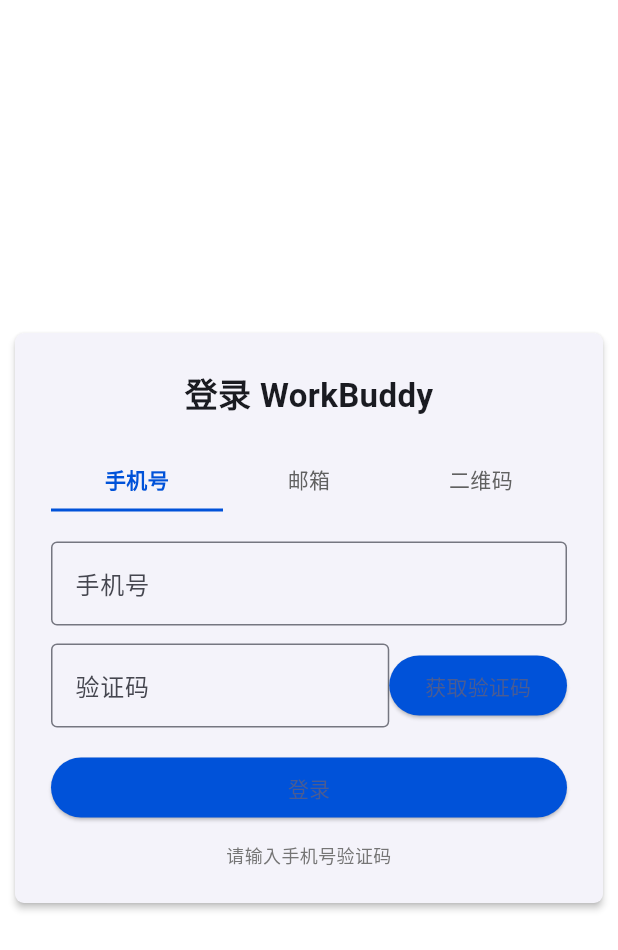
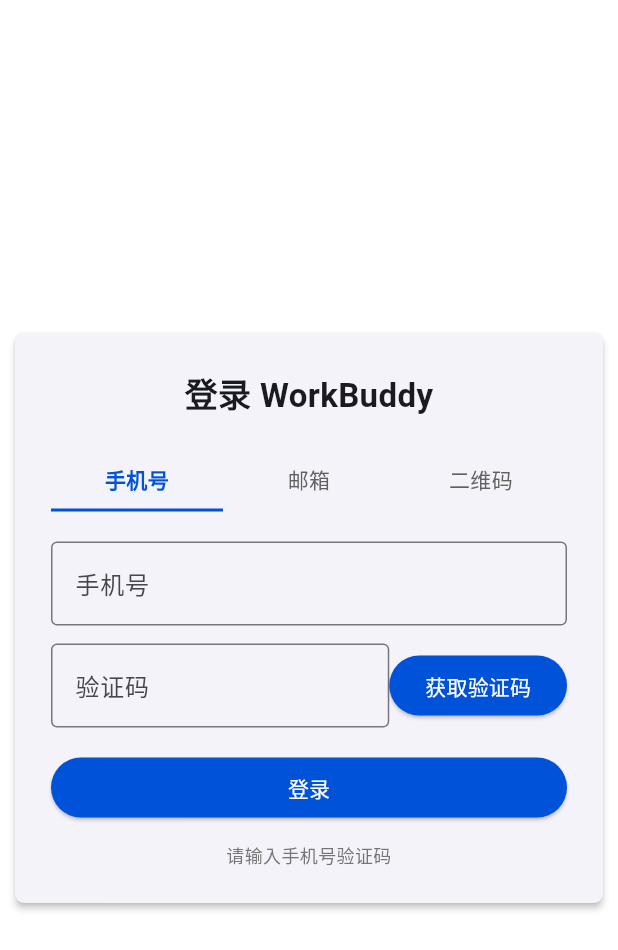
Before and after one commit to alone8199/workbuddy-flutter, a Flutter app: the screen it shows after launch, after a tap on "登录", after a tap on "手机号", on a phone screen of 412 x 824 dp. Shown: the top 950 px of the screen. Run offline on Flutter 3.47's test engine with Material 2 defaults, Android fonts, the phone set to English and light mode, and no system bars; our stand-ins replace dio, flutter_markdown, flutter_riverpod, flutter_secure_storage, qr_flutter, synchronized; network calls fail.

Commit message:
fix(ui): 修复登录按钮蓝底蓝字 + 接入详细日志
- 按钮显式 foregroundColor 白色，解决字看不到
- 新增 AppLogger（控制台+文件双输出，脱敏）+ 网络日志拦截器
- 登录失败不再吞异常，UI 显示具体原因；全局异常兜底
- 二维码失败态展示明确错误提示与日志路径

```diff
--- a/lib/auth/auth_repository.dart
+++ b/lib/auth/auth_repository.dart
@@ -2,6 +2,7 @@ import '../network/client.dart';
 import '../network/endpoints.dart';
 import '../network/api_error.dart';
 import '../models/auth.dart';
+import '../util/app_logger.dart';
 
 /// 认证接口封装：state / token 轮询 / refresh / handoff / finalize / 发码 / 换码。
 /// TODO(dynamic-capture): prefixPath、expiresIn 单位、各登录方式完整 authz 顺序需抓包；
@@ -53,6 +54,7 @@ class AuthRepository {
 
   /// 生成设备码（扫码确认登录第一步）。
   Future<Map<String, dynamic>> deviceAuthCode() async {
+    AppLogger.instance.i('AUTH_REPO', 'POST deviceAuthCode → ${env.deviceAuthCode}');
     final r = await net.dio.post<dynamic>(env.deviceAuthCode);
     return (r.data is Map) ? Map<String, dynamic>.from(r.data as Map) : <String, dynamic>{};
   }
--- a/lib/auth/login_methods/passwordless_login.dart
+++ b/lib/auth/login_methods/passwordless_login.dart
@@ -2,6 +2,7 @@ import 'dart:async';
 
 import '../../models/auth.dart';
 import '../../network/api_error.dart';
+import '../../util/app_logger.dart';
 import '../auth_repository.dart';
 import '../login_state_machine.dart';
 import '../login_controller.dart';
@@ -39,10 +40,13 @@ class PasswordlessLoginController extends LoginController {
   }
 
   Future<void> _sendCode(String account) async {
+    final log = AppLogger.instance;
+    log.i('CODE_LOGIN', '发码 target=${target.name} account=${AppLogger.mask(account)}');
     setState(state.copyWith(loading: true));
     emit(EffectShowMessage('正在发送验证码…'));
     try {
       final resp = await repo.sendCode(target, account);
+      log.i('CODE_LOGIN', '发码响应: ${AppLogger.truncate(resp)}');
       // 倒计时：优先用响应里的 interval/cooldown（秒），否则 60s。
       final dynamic interval = resp['interval'] ?? resp['cooldown'] ?? resp['resendInterval'];
       final seconds = interval is num ? interval.toInt() : 60;
@@ -51,8 +55,10 @@ class PasswordlessLoginController extends LoginController {
       emit(EffectStartCountdown(seconds));
       _startCountdown(seconds);
     } on ApiFailure catch (f) {
+      log.w('CODE_LOGIN', '发码失败 ApiFailure: ${f.apiError}', f);
       fail(f.apiError.message);
-    } catch (_) {
+    } catch (e, st) {
+      log.e('CODE_LOGIN', '发码网络异常: $e', e, st);
       fail('网络异常，发送失败，请重试');
     }
   }
@@ -70,6 +76,7 @@ class PasswordlessLoginController extends LoginController {
         succeed(tokens);
       }
     } on ApiFailure catch (f) {
+      AppLogger.instance.w('CODE_LOGIN', '验证失败 ApiFailure: ${f.apiError}', f);
       // 验证码错回 PendingInput 让用户重填，不直接终止流程。
       if (f.apiError.code == ApiErrorCode.invalidCaptcha) {
         setState(state.copyWith(loading: false, message: f.apiError.message));
@@ -77,7 +84,8 @@ class PasswordlessLoginController extends LoginController {
       } else {
         fail(f.apiError.message);
       }
-    } catch (_) {
+    } catch (e, st) {
+      AppLogger.instance.e('CODE_LOGIN', '验证网络异常: $e', e, st);
       fail('网络异常，验证失败，请重试');
     }
   }
--- a/lib/auth/login_methods/webview_oauth_login.dart
+++ b/lib/auth/login_methods/webview_oauth_login.dart
@@ -1,4 +1,5 @@
 import '../../models/auth.dart';
+import '../../util/app_logger.dart';
 import '../auth_repository.dart';
 import '../login_state_machine.dart';
 import '../login_controller.dart';
@@ -89,7 +90,10 @@ class WebViewOAuthLoginController extends LoginController {
       // code/ticket → token：handoff（一次性码）或 finalize（ticket）。
       final tokens = await repo.handoff(codeOrTicket);
       succeed(tokens);
-    } catch (_) {
+    } catch (e, st) {
+      AppLogger.instance.e('WEBVIEW_LOGIN',
+          '换取凭证失败 target=${target.name} code=${AppLogger.mask(codeOrTicket)}: $e',
+          e, st);
       fail('换取登录凭证失败，请重试');
     }
   }
--- a/lib/main.dart
+++ b/lib/main.dart
@@ -1,4 +1,5 @@
 import 'package:flutter/material.dart';
+import 'package:flutter/foundation.dart';
 import 'package:flutter_riverpod/flutter_riverpod.dart';
 
 import 'app.dart';
@@ -7,10 +8,23 @@ import 'network/client.dart';
 import 'auth/token_manager.dart';
 import 'auth/auth_repository.dart';
 import 'storage/secure_storage.dart';
+import 'util/app_logger.dart';
 
 Future<void> main() async {
   WidgetsFlutterBinding.ensureInitialized();
 
+  // 日志：同时输出到控制台与磁盘文件；捕获 Flutter 框架异常与异步未捕获异常。
+  final log = AppLogger.instance;
+  await log.init();
+  FlutterError.onError = (details) {
+    FlutterError.presentError(details);
+    log.e('FLUTTER', '未捕获的框架异常: ${details.exceptionAsString()}',
+        details.exception, details.stack);
+  };
+  PlatformDispatcher.instance.onError = (error, stack) {
+    log.e('FLUTTER', '未捕获的异步异常: $error', error, stack);
+    return true;
+  };
   final storage = SecureStorage();
   final tokenManager = TokenManager(storage);
   await tokenManager.load();
@@ -18,6 +32,7 @@ Future<void> main() async {
   // 环境：默认 prod，可从 dart-define 覆盖（--dart-define=WB_ENV=pre）。
   const envName = String.fromEnvironment('WB_ENV', defaultValue: 'prod');
   final env = Environment.fromString(envName);
+  log.i('APP', '启动：env=$envName api=${env.api} 日志文件=${log.filePath}');
 
   late final AuthRepository authRepo;
 
--- a/lib/network/client.dart
+++ b/lib/network/client.dart
@@ -6,6 +6,7 @@ import 'interceptor/auth_interceptor.dart';
 import 'interceptor/retry_interceptor.dart';
 import 'interceptor/error_interceptor.dart';
 import 'interceptor/cookie/cookie_store.dart';
+import 'interceptor/logging_interceptor.dart';
 
 /// 全局网络客户端：dio 实例 + 拦截器链编排（设计文档 2.3 方案 C）。
 /// - baseUrl 按 Environment 多环境切换；
@@ -56,6 +57,8 @@ class NetworkClient {
       noAuthPaths: noAuthPaths,
     );
     dio.interceptors.addAll(<Interceptor>[
+      // 放最前：onRequest 最先记录原始请求；onError 最后记录归一化后的错误。
+      LoggingInterceptor(),
       HeaderInterceptor(
         appVersion: appVersion,
         language: language,
--- /dev/null
+++ b/lib/network/interceptor/logging_interceptor.dart
@@ -0,0 +1,95 @@
+import 'package:dio/dio.dart';
+
+import '../../util/app_logger.dart';
+
+/// 网络链路日志拦截器：记录每个请求的完整特征与结果，失败时打印原始响应体，
+/// 让"网络异常，二维码获取失败"这类笼统提示能被定位到具体 URL / 状态码 / body。
+///
+/// 放在拦截器链最前面（onRequest 最先执行、onError 最后执行），因此能看到
+/// HeaderInterceptor 注入之前的原始请求，也能看到 ErrorInterceptor 归一化之后
+/// 的错误。脱敏由 [AppLogger.mask] 处理。
+class LoggingInterceptor extends Interceptor {
+  final AppLogger _log = AppLogger.instance;
+  final bool logHeaders;
+  final bool logBody;
+
+  LoggingInterceptor({this.logHeaders = true, this.logBody = true});
+
+  static const String _startKey = 'wb_log_start_ms';
+
+  @override
+  void onRequest(RequestOptions options, RequestInterceptorHandler handler) {
+    options.extra[_startKey] = DateTime.now().millisecondsSinceEpoch;
+    const tag = 'NET';
+    _log.i(tag, '→ ${options.method} ${options.uri}');
+    if (logHeaders) {
+      _log.d(tag, '  请求头: ${_maskHeaders(options.headers)}');
+    }
+    if (logBody && options.data != null) {
+      _log.d(tag, '  请求体: ${AppLogger.truncate(options.data)}');
+    }
+    handler.next(options);
+  }
+
+  @override
+  void onResponse(Response response, ResponseInterceptorHandler handler) {
+    final start = response.requestOptions.extra[_startKey] as int?;
+    final cost = start == null
+        ? '?ms'
+        : '${DateTime.now().millisecondsSinceEpoch - start}ms';
+    final uri = response.requestOptions.uri;
+    _log.i(
+      'NET',
+      '← ${response.statusCode} ${response.requestOptions.method} $uri ($cost)',
+    );
+    if (logBody) {
+      _log.d('NET', '  响应体: ${AppLogger.truncate(response.data)}');
+    }
+    handler.next(response);
+  }
+
+  @override
+  void onError(DioException err, ErrorInterceptorHandler handler) {
+    final start = err.requestOptions.extra[_startKey] as int?;
+    final cost = start == null
+        ? '?ms'
+        : '${DateTime.now().millisecondsSinceEpoch - start}ms';
+    final uri = err.requestOptions.uri;
+    final status = err.response?.statusCode;
+    final apiError = err.requestOptions.extra['apiError'];
+
+    _log.e(
+      'NET',
+      '✖ ${err.requestOptions.method} $uri '
+      '(${err.type.name}${status == null ? '' : ', HTTP $status'}, $cost) '
+      'message=${err.message}',
+      err.error,
+      err.stackTrace,
+    );
+    if (apiError != null) {
+      _log.e('NET', '  归一化错误: $apiError');
+    }
+    if (err.response != null) {
+      _log.e('NET', '  原始响应体: ${AppLogger.truncate(err.response!.data)}');
+    }
+    if (logHeaders) {
+      _log.d('NET', '  请求头: ${_maskHeaders(err.requestOptions.headers)}');
+    }
+    handler.next(err);
+  }
+
+  /// 对敏感头脱敏后输出，避免 token/cookie 落盘。
+  String _maskHeaders(Map<String, dynamic> headers) {
+    final sensitive = <String>{
+      'authorization',
+      'cookie',
+      'set-cookie',
+      'x-device-token',
+      'x-auth-token',
+    };
+    return headers.map((k, v) {
+      final masked = sensitive.contains(k.toLowerCase()) ? AppLogger.mask(v?.toString()) : v;
+      return MapEntry<String, dynamic>(k, masked);
+    }).toString();
+  }
+}
--- a/lib/ui/login_page.dart
+++ b/lib/ui/login_page.dart
@@ -30,6 +30,16 @@ class _LoginPageState extends State<LoginPage> {
   // 登录页样式常量（贴合原 TDesign 主蓝 #0052D9，圆角 6，正文 14）
   static const Color _primary = Color(0xFF0052D9);
   static const double _radius = 6.0;
+
+  /// 统一主按钮样式：显式指定白色前景色。
+  /// 之前只设 backgroundColor，Material 3 下 foregroundColor 由 colorScheme 推导，
+  /// 在 win32 桌面渲染时被算成与底色接近的蓝，导致"字看不到"。显式固定为白色。
+  ButtonStyle get _primaryButton => ElevatedButton.styleFrom(
+        backgroundColor: _primary,
+        foregroundColor: Colors.white,
+        disabledBackgroundColor: _primary.withOpacity(0.5),
+        disabledForegroundColor: Colors.white70,
+      );
 
   @override
   void initState() {
@@ -217,7 +227,7 @@ class _LoginPageState extends State<LoginPage> {
             ),
             const SizedBox(height: 8),
             ElevatedButton(
-              style: ElevatedButton.styleFrom(backgroundColor: _primary),
+              style: _primaryButton,
               onPressed: st.countdown > 0
                   ? null
                   : () => _controller!.dispatch(LoginSendCode(_account.text.trim())),
@@ -229,7 +239,7 @@ class _LoginPageState extends State<LoginPage> {
         SizedBox(
           width: double.infinity,
           child: ElevatedButton(
-            style: ElevatedButton.styleFrom(backgroundColor: _primary),
+            style: _primaryButton,
             onPressed: st.loading
                 ? null
                 : () => _controller!.dispatch(LoginSubmitCode(_code.text.trim())),
@@ -242,6 +252,7 @@ class _LoginPageState extends State<LoginPage> {
 
   Widget _buildQr(LoginUiState st) {
     final qr = st.qrContent;
+    final failed = st.phase == LoginPhase.failed;
     return Column(
       children: <Widget>[
         if (qr != null)
@@ -250,16 +261,31 @@ class _LoginPageState extends State<LoginPage> {
           Container(
             height: 180,
             alignment: Alignment.center,
+            padding: const EdgeInsets.symmetric(horizontal: 16),
             color: Colors.grey[100],
-            child: const Text('二维码加载中…'),
+            child: Text(
+              failed ? '二维码获取失败' : '二维码加载中…',
+              textAlign: TextAlign.center,
+              style: TextStyle(
+                fontSize: 13,
+                color: failed ? Colors.red[700] : Colors.grey[700],
+              ),
+            ),
           ),
         const SizedBox(height: 12),
-        if (st.phase == LoginPhase.failed || st.qrContent == null)
-          ElevatedButton(
-            style: ElevatedButton.styleFrom(backgroundColor: _primary),
-            onPressed: () => _controller!.dispatch(LoginRetry()),
-            child: const Text('刷新二维码'),
+        ElevatedButton(
+          style: _primaryButton,
+          onPressed: () => _controller!.dispatch(LoginRetry()),
+          child: const Text('刷新二维码'),
+        ),
+        if (failed) ...<Widget>[
+          const SizedBox(height: 8),
+          Text(
+            '失败原因详见日志（用户目录 .workbuddy/logs/app.log）',
+            style: TextStyle(fontSize: 11, color: Colors.grey[600]),
+            textAlign: TextAlign.center,
           ),
+        ],
       ],
     );
   }
--- /dev/null
+++ b/lib/util/app_logger.dart
@@ -0,0 +1,148 @@
+import 'dart:async';
+import 'dart:developer' as dev;
+import 'dart:io';
+
+/// 日志等级（数值越大越严重）。
+enum LogLevel {
+  debug(0),
+  info(1),
+  warn(2),
+  error(3);
+
+  const LogLevel(this.value);
+  final int value;
+}
+
+/// 全局日志器：同时输出到控制台（dart:developer，flutter run / IDE 可见）
+/// 与磁盘文件（Windows 用户目录下 .workbuddy/logs/app.log，双击运行也能查）。
+///
+/// 设计要点：
+///  - 单例，main() 启动时 [init] 一次；未初始化也能用（仅控制台），不会崩。
+///  - 敏感头/字段统一脱敏（[mask]），避免 token/cookie 落盘。
+///  - error 级自动 flush，保证崩溃前关键日志已写盘。
+///  - 不依赖 path_provider（避免 Dart 3 传递依赖冲突），直接用 dart:io。
+class AppLogger {
+  static final AppLogger instance = AppLogger._internal();
+  AppLogger._internal();
+
+  LogLevel _minLevel = LogLevel.debug;
+  bool _toConsole = true;
+  IOSink? _sink;
+  String? _filePath;
+  bool _initialized = false;
+
+  String get filePath => _filePath ?? '(未初始化，仅控制台输出)';
+
+  Future<void> init({
+    LogLevel minLevel = LogLevel.debug,
+    bool toConsole = true,
+  }) async {
+    if (_initialized) return;
+    _initialized = true;
+    _minLevel = minLevel;
+    _toConsole = toConsole;
+    try {
+      final home = Platform.environment['USERPROFILE'] ??
+          Platform.environment['HOME'];
+      final base = home ?? Directory.current.path;
+      final dir = Directory(
+        '$base${Platform.pathSeparator}.workbuddy${Platform.pathSeparator}logs',
+      );
+      if (!await dir.exists()) {
+        await dir.create(recursive: true);
+      }
+      final file = File('${dir.path}${Platform.pathSeparator}app.log');
+      _filePath = file.path;
+      _sink = file.openWrite(mode: FileMode.append);
+      _emit(LogLevel.info, 'LOGGER', '日志文件就绪: ${file.path}');
+      await _sink!.flush();
+    } catch (e, st) {
+      _emit(LogLevel.warn, 'LOGGER', '日志文件初始化失败，仅控制台输出: $e', st);
+    }
+  }
+
+  void d(String tag, String msg, [Object? err, StackTrace? st]) =>
+      _emit(LogLevel.debug, tag, msg, err, st);
+
+  void i(String tag, String msg, [Object? err, StackTrace? st]) =>
+      _emit(LogLevel.info, tag, msg, err, st);
+
+  void w(String tag, String msg, [Object? err, StackTrace? st]) =>
+      _emit(LogLevel.warn, tag, msg, err, st);
+
+  void e(String tag, String msg, [Object? err, StackTrace? st]) =>
+      _emit(LogLevel.error, tag, msg, err, st);
+
+  /// 脱敏：只保留前 6 后 4，其余打码。用于 token / cookie / 授权头。
+  static String mask(String? value) {
+    if (value == null || value.isEmpty) return '<empty>';
+    if (value.length <= 10) return '***';
+    return '${value.substring(0, 6)}…${value.substring(value.length - 4)}';
+  }
+
+  /// 截断过长正文，避免单条日志爆掉（响应体可能很大）。
+  static String truncate(Object? value, [int max = 2000]) {
+    final s = value?.toString() ?? '<null>';
+    return s.length <= max ? s : '${s.substring(0, max)}…(共 ${s.length} 字符)';
+  }
+
+  void _emit(
+    LogLevel level,
+    String tag,
+    String msg, [
+    Object? err,
+    StackTrace? st,
+  ]) {
+    if (level.value < _minLevel.value) return;
+    final ts = DateTime.now().toIso8601String();
+    final lv = _name(level);
+    final buf = StringBuffer('[$ts] [$lv] [$tag] $msg');
+    if (err != null) buf.write('\n  ├─ error: $err');
+    if (st != null) buf.write('\n  └─ stack: $st');
+    final line = buf.toString();
+
+    if (_toConsole) {
+      dev.log(line, name: 'WB/$tag', level: _devLevel(level));
+    }
+    try {
+      _sink?.write('$line\n');
+    } catch (_) {
+      // 写盘失败不影响主流程。
+    }
+    if (level == LogLevel.error) {
+      unawaited(_sink?.flush() ?? Future<void>.value());
+    }
+  }
+
+  String _name(LogLevel l) {
+    switch (l) {
+      case LogLevel.debug:
+        return 'DEBUG';
+      case LogLevel.info:
+        return 'INFO ';
+      case LogLevel.warn:
+        return 'WARN ';
+      case LogLevel.error:
+        return 'ERROR';
+    }
+  }
+
+  int _devLevel(LogLevel l) {
+    switch (l) {
+      case LogLevel.debug:
+        return 500;
+      case LogLevel.info:
+        return 800;
+      case LogLevel.warn:
+        return 900;
+      case LogLevel.error:
+        return 1200;
+    }
+  }
+
+  Future<void> close() async {
+    await _sink?.flush();
+    await _sink?.close();
+    _sink = null;
+  }
+}
```
Also changed, not shown: lib/auth/login_methods/device_code_login.dart (+39 -7 lines), 2 other files.
